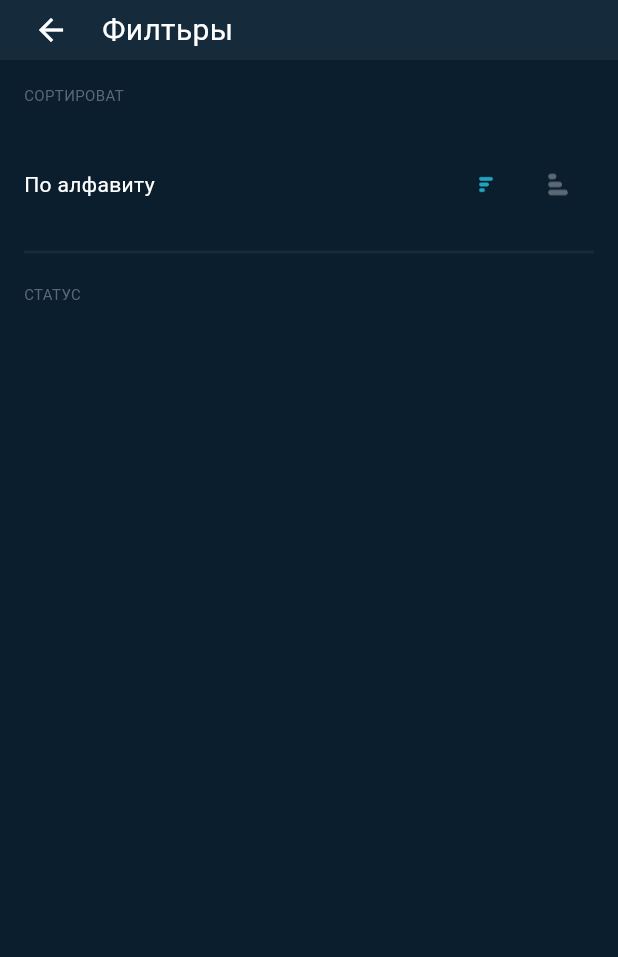
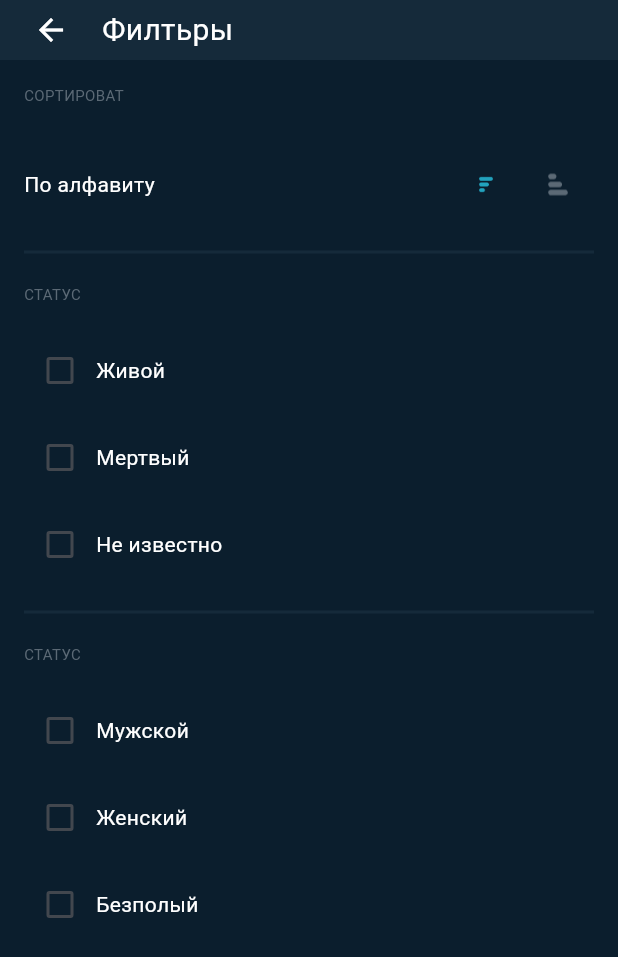
Before and after one commit to muzaffarxoja/Neobis_Flutter_Rick_And_Morty, a Flutter app: the screen it shows after launch, on a phone screen of 412 x 824 dp. Shown: the top 957 px of the screen. Run offline on Flutter 3.47's test engine with Material 3 defaults, Android fonts, the phone set to English and light mode, and no system bars; our stand-ins replace go_router.

```diff
--- a/lib/screens/filter.dart
+++ b/lib/screens/filter.dart
@@ -1,6 +1,8 @@
 import 'package:flutter/cupertino.dart';
 import 'package:flutter/material.dart';
 import 'package:untitled/consts/consts.dart';
+
+bool checkedValue = false;
 
 class Filter extends StatefulWidget {
   const Filter({super.key});
@@ -93,6 +95,122 @@ class _FilterState extends State<Filter> {
                     style: TextStyle(
                         fontSize: 10, color: Theme.of(context).hintColor),
                   ),
+                  SizedBox(
+                    height: 20,
+                  ),
+                  Row(
+                    children: [
+                      Checkbox(
+                        value: checkedValue,
+                        onChanged: (newValue) {
+                          setState(() {
+                            checkedValue = newValue!;
+                          });
+                        },
+                      ),
+                      Text(
+                        'Живой',
+                        style: TextStyle(fontSize: 14, color: Colors.white),
+                      )
+                    ],
+                  ),
+                  SizedBox(
+                    height: 10,
+                  ),
+                  Row(
+                    children: [
+                      Checkbox(
+                        value: checkedValue,
+                        onChanged: (newValue) {
+                          setState(() {
+                            checkedValue = newValue!;
+                          });
+                        },
+                      ),
+                      Text(
+                        'Мертвый',
+                        style: TextStyle(fontSize: 14, color: Colors.white),
+                      )
+                    ],
+                  ),
+                  SizedBox(
+                    height: 10,
+                  ),
+                  Row(
+                    children: [
+                      Checkbox(
+                        value: checkedValue,
+                        onChanged: (newValue) {
+                          setState(() {
+                            checkedValue = newValue!;
+                          });
+                        },
+                      ),
+                      Text(
+                        'Не известно',
+                        style: TextStyle(fontSize: 14, color: Colors.white),
+                      )
+                    ],
+                  ),
+                  SizedBox(height: 20),
+                  Container(
+                      height: 2, color: Theme.of(context).primaryColorLight),
+                  SizedBox(height: 20),
+                  Text(
+                    'СТАТУС',
+                    style: TextStyle(
+                        fontSize: 10, color: Theme.of(context).hintColor),
+                  ),
+                  SizedBox(
+                    height: 20,
+                  ),
+                  Row(
+                    children: [
+                      Checkbox(
+                        value: checkedValue,
+                        onChanged: (newValue) {
+                          setState(() {
+                            checkedValue = newValue!;
+                          });
+                        },
+                      ),
+                      Text('Мужской',
+                        style: TextStyle(
+                            fontSize: 14, color: Colors.white),)
+                    ],
+                  ),
+                  SizedBox(height: 10,),
+                  Row(
+                    children: [
+                      Checkbox(
+                        value: checkedValue,
+                        onChanged: (newValue) {
+                          setState(() {
+                            checkedValue = newValue!;
+                          });
+                        },
+                      ),
+                      Text('Женский',
+                        style: TextStyle(
+                            fontSize: 14, color: Colors.white),)
+                    ],
+                  ),
+                  SizedBox(height: 10,),
+                  Row(
+                    children: [
+                      Checkbox(
+                        value: checkedValue,
+                        onChanged: (newValue) {
+                          setState(() {
+                            checkedValue = newValue!;
+                          });
+                        },
+                      ),
+                      Text('Безполый',
+                        style: TextStyle(
+                            fontSize: 14, color: Colors.white),)
+                    ],
+                  ),
                 ],
               ),
             )
```
